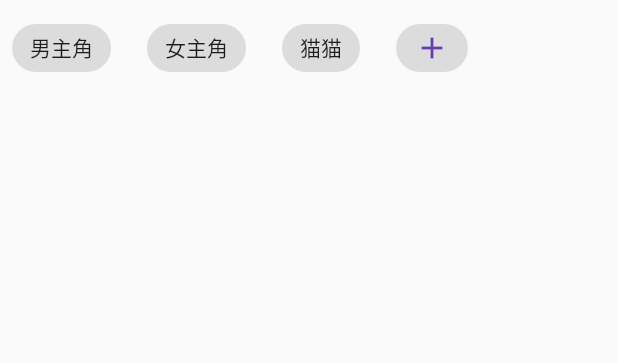
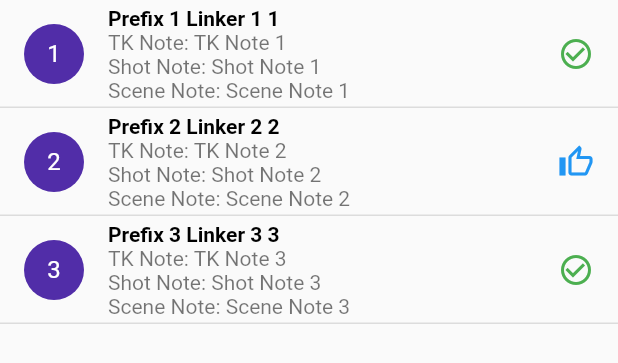
Before and after one commit to drunkenQCat/voislate, a Flutter app: the SlateLog widget shown alone on an empty page, opened directly, on a phone screen of 412 x 824 dp. Shown: the top 363 px of the screen. Run offline on Flutter 3.47's test engine with Material 2 defaults, Android fonts, the phone set to English and light mode, and no system bars; missing offline and left inert: flutter_android_volume_keydown, flutter_vibrate.

Commit message:
大致重构了recordpage，用AI辅助写了场记页的框架

```diff
--- a/lib/pages/slate_log_page.dart
+++ b/lib/pages/slate_log_page.dart
@@ -1,139 +1,150 @@
 import 'package:flutter/material.dart';
 
 import '../models/slate_schedule.dart';
-import '../data/dummy_scenes.dart';
+import '../models/slate_log_item.dart';
 // give me a frame of listview page
 class SlateLog extends StatefulWidget {
+  const SlateLog({super.key});
+
   @override
   _SlateLogState createState() => _SlateLogState();
 }
 
-class _SlateLogState extends State<SlateLog> with AutomaticKeepAliveClientMixin{
-  late TextEditingController _fixController;
-  late TextEditingController _noteController;
+class _SlateLogState extends State<SlateLog> {
+  List<SlateLogItem> slateLogItems = [
+    SlateLogItem(
+      scn: 'Scene 1',
+      sht: 'Shot 1',
+      tk: 1,
+      filenamePrefix: 'Prefix 1',
+      filenameLinker: 'Linker 1',
+      filenameNum: 1,
+      tkNote: 'TK Note 1',
+      shtNote: 'Shot Note 1',
+      scnNote: 'Scene Note 1',
+      okTk: TkStatus.ok,
+      okSht: ShtStatus.ok,
+    ),
+    SlateLogItem(
+      scn: 'Scene 2',
+      sht: 'Shot 2',
+      tk: 2,
+      filenamePrefix: 'Prefix 2',
+      filenameLinker: 'Linker 2',
+      filenameNum: 2,
+      tkNote: 'TK Note 2',
+      shtNote: 'Shot Note 2',
+      scnNote: 'Scene Note 2',
+      okTk: TkStatus.bad,
+      okSht: ShtStatus.nice,
+    ),
+    SlateLogItem(
+      scn: 'Scene 2',
+      sht: 'Shot 1',
+      tk: 3,
+      filenamePrefix: 'Prefix 3',
+      filenameLinker: 'Linker 3',
+      filenameNum: 3,
+      tkNote: 'TK Note 3',
+      shtNote: 'Shot Note 3',
+      scnNote: 'Scene Note 3',
+      okTk: TkStatus.notChecked,
+      okSht: ShtStatus.ok,
+    ),
+  ];
 
-  @override
-  bool get wantKeepAlive => true;
-
-  @override
-  void initState() {
-    super.initState();
-    _fixController = TextEditingController(text: defaultScenes.data[0].fix);
-    _noteController = TextEditingController(text: defaultScenes.data[0].note.toString());
-  }
-
-  @override
-  void dispose() {
-    _fixController.dispose();
-    _noteController.dispose();
-    super.dispose();
-  }
-  List<Widget> objectsEditor(int index){
-    List<Widget> chipList = defaultScenes.data[index].note.objects.asMap().map(
-      (idx, tag) => MapEntry(
-        idx,
-        TextButton(
-          onPressed: (){
-            setState(() {
-                tagButton(index, tag, idx);
-              });},
-          child: Chip(label: Text(tag)
-          )),
-      )
-      ).values.toList();
-
-    chipList.add(TextButton(
-
-          onPressed: (){
-            setState(() {
-              defaultScenes.data[index].note.objects.add('new');
-            });
-          },
-          child: const Chip(
-            label: Icon(
-                Icons.add,
-                ),
-            )
-          ),
-    );
-    return chipList;
-  }
-
-  void tagButton(int index, String tag, int idx) {
-    showDialog(
-      context: context,
-      builder: (ctx) => AlertDialog(
-        title: const Text('Confirm delete'),
-        content: TextFormField(
-          initialValue: defaultScenes.data[index].note.objects[idx],
-          onSaved: ((value) {
-            if (value != null) {
-              defaultScenes.data[index].note.objects[idx] = value;
-            }
-          }),
-          decoration: const InputDecoration(labelText: 'Tag'),
-        ),
-        actions: <Widget>[
-          TextButton(
-            onPressed: () {
-              Navigator.of(context).pop(false);
-            },
-            child: const Text('Cancel'),
-          ),
-          TextButton(
-            onPressed: () {
-              // FormState.save();
-              Navigator.of(context).pop(false);
-            },
-            child: const Text('Save'),
-          ),
-          TextButton(
-            onPressed: () {
-              Navigator.of(context).pop(true);
-              setState(
-                  () => defaultScenes.data[index].note.objects.remove(tag));
-            },
-            child: const Text('Delete'),
-          ),
-        ],
-      ),
-    );
-    // .then(
-    //   (confirmed) => {
-    //     if (confirmed)
-    //       {
-    //         defaultScenes.data[index].note.objects.remove(tag),
-    //         // Provider.of<Users>(context, listen: false).remove(user),
-    //       },
-    //   },
-    // );
-  }
+  Set<String> foldedScenes = {};
 
   @override
   Widget build(BuildContext context) {
-    super.build(context);
-    return Column(
-      children: [
-        // TextFormField(
-        //   decoration: InputDecoration(labelText: 'Key'),
-        //   initialValue: defaultScenes.data[0].key,
-        //   onChanged: (value) => widget.onScheduleItemChanged(defaultScenes.data[0].copyWith(key: value)),
-        // ),
-        // TextFormField(
-        //   decoration: InputDecoration(labelText: 'Fix'),
-        //   controller: _fixController,
-        //   onChanged: (value) => widget.onScheduleItemChanged(defaultScenes.data[0].copyWith(fix: value)),
-        // ),
-        // TextFormField(
-        //   decoration: InputDecoration(labelText: 'Note'),
-        //   controller: _noteController,
-        //   onChanged: (value) => widget.onScheduleItemChanged(defaultScenes.data[0].copyWith(note: Note.fromString(value))),
-        // ),
-        Wrap(
-          spacing: 8.0,
-          children: objectsEditor(0),
-        ),
-      ],
+    return ListView.builder(
+      itemCount: slateLogItems.length,
+      itemBuilder: (BuildContext context, int index) {
+        SlateLogItem item = slateLogItems[index];
+        bool isFolded = foldedScenes.contains(item.scn);
+        bool isSelected = false; // Add the logic for selecting a list item
+
+        return Column(
+          children: [
+            ListTile(
+              onTap: () {
+                // Toggle the folding state of the scene
+                setState(() {
+                  if (isFolded) {
+                    foldedScenes.remove(item.scn);
+                  } else {
+                    foldedScenes.add(item.scn);
+                  }
+                });
+              },
+              tileColor: isSelected ? Colors.blue.shade200 : null,
+              leading: CircleAvatar(
+                child: Text(item.tk.toString()),
+              ),
+              title: RichText(
+                text: TextSpan(
+                  style: TextStyle(
+                        fontWeight: FontWeight.bold,
+                        color: Colors.black,
+                        ),
+                  children: [
+                    TextSpan(
+                      text: item.filenamePrefix,
+                    ),
+                    TextSpan(text: ' '),
+                    TextSpan(text: item.filenameLinker),
+                    TextSpan(text: ' '),
+                    TextSpan(text: item.filenameNum.toString()),
+                  ],
+                ),
+              ),
+              subtitle: Column(
+                crossAxisAlignment: CrossAxisAlignment.start,
+                children: [
+                  Text('TK Note: ${item.tkNote}'),
+                  Text('Shot Note: ${item.shtNote}'),
+                  Text('Scene Note: ${item.scnNote}'),
+                ],
+              ),
+              trailing: Icon(
+                _getShtStatusIcon(item.okSht),
+                color: _getShtStatusColor(item.okSht),
+              ),
+            ),
+            if (!isFolded)
+              Divider(
+                thickness: 1.0,
+                height: 0.0,
+              ),
+          ],
+        );
+      },
     );
   }
+
+  IconData _getShtStatusIcon(ShtStatus status) {
+    switch (status) {
+      case ShtStatus.notChecked:
+        return Icons.check_box_outline_blank;
+      case ShtStatus.ok:
+        return Icons.check_circle_outline;
+      case ShtStatus.nice:
+        return Icons.thumb_up_alt_outlined;
+      default:
+        return Icons.error_outline;
+    }
+  }
+
+  Color _getShtStatusColor(ShtStatus status) {
+    switch (status) {
+      case ShtStatus.notChecked:
+        return Colors.grey;
+      case ShtStatus.ok:
+        return Colors.green;
+      case ShtStatus.nice:
+        return Colors.blue;
+      default:
+        return Colors.red;
+    }
+  }
 }
--- a/lib/widgets/simple_scroll_control.dart
+++ b/lib/widgets/simple_scroll_control.dart
@@ -49,13 +49,12 @@ class IncrementCounterButton<T extends SlatePickerState> extends StatelessWidget
   Widget build(BuildContext context) {
     return Consumer<T>(
       builder: (_, col, child) {
-        return FloatingActionButton.large(
+        return ElevatedButton(
           onPressed: () {
             onPressed();
             textCon.clear();
             col.scrollToNext();
           },
-          tooltip: 'Increment',
           child: child,
         );
       },
@@ -77,13 +76,12 @@ class DecrementCounterButton <T extends SlatePickerState> extends StatelessWidge
   Widget build(BuildContext context) {
     return Consumer<T>(
       builder: (_, col, child) {
-        return FloatingActionButton.large(
+        return ElevatedButton(
           onPressed: () {
             onPressed();
             textCon.clear();
             col.scrollToPrev();
           },
-          tooltip: 'Decrement',
           child: child,
         );
       },
```
Also changed, not shown: lib/pages/record_page.dart (+21 -42 lines).
